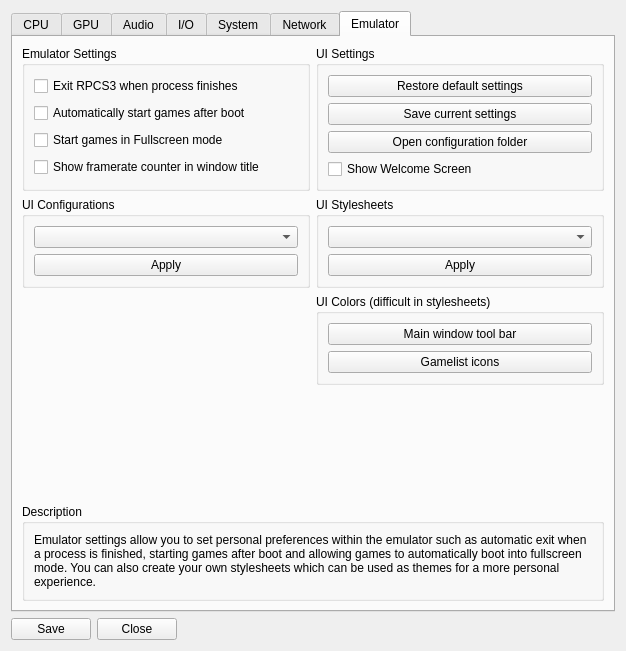
Old version of the form rpcs3/rpcs3qt/settings_dialog.ui in the repository RPCS3/rpcs3.
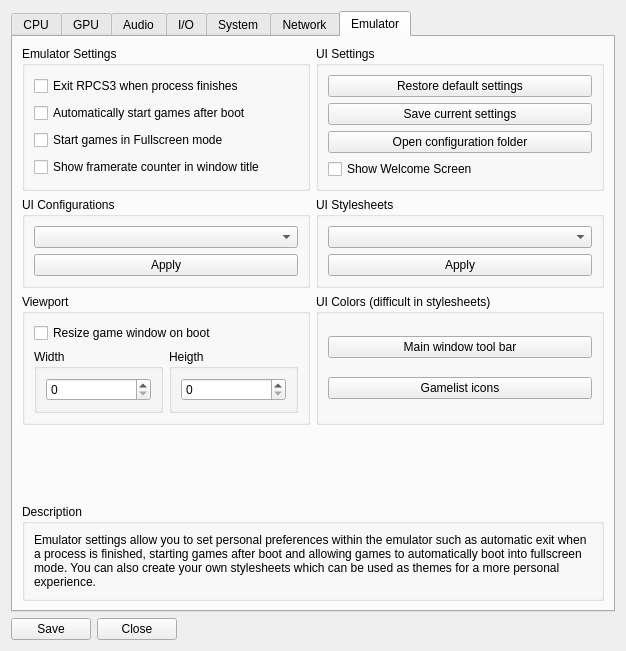
New version of the form. The open tabs and pages were chosen to show the change. Icons and pictures are not drawn.

Commit message: Add game window resize on boot

Diff of the .ui file:
```diff
--- a/rpcs3/rpcs3qt/settings_dialog.ui
+++ b/rpcs3/rpcs3qt/settings_dialog.ui
@@ -1151,7 +1151,89 @@
        <item>
         <layout class="QHBoxLayout" name="horizontalLayout_19">
          <item>
-          <widget class="QWidget" name="widget_6" native="true"/>
+          <widget class="QGroupBox" name="groupBox_3">
+           <property name="title">
+            <string>Viewport</string>
+           </property>
+           <layout class="QVBoxLayout" name="verticalLayout_50">
+            <item>
+             <widget class="QCheckBox" name="gs_resizeOnBoot">
+              <property name="text">
+               <string>Resize game window on boot</string>
+              </property>
+             </widget>
+            </item>
+            <item>
+             <layout class="QHBoxLayout" name="horizontalLayout_20">
+              <item>
+               <widget class="QGroupBox" name="groupBox_4">
+                <property name="title">
+                 <string>Width</string>
+                </property>
+                <layout class="QVBoxLayout" name="verticalLayout_49">
+                 <item>
+                  <widget class="QSpinBox" name="gs_width">
+                   <property name="accelerated">
+                    <bool>true</bool>
+                   </property>
+                   <property name="correctionMode">
+                    <enum>QAbstractSpinBox::CorrectToNearestValue</enum>
+                   </property>
+                   <property name="keyboardTracking">
+                    <bool>false</bool>
+                   </property>
+                   <property name="minimum">
+                    <number>0</number>
+                   </property>
+                   <property name="maximum">
+                    <number>9999</number>
+                   </property>
+                   <property name="value">
+                    <number>0</number>
+                   </property>
+                  </widget>
+                 </item>
+                </layout>
+               </widget>
+              </item>
+              <item>
+               <widget class="QGroupBox" name="groupBox_5">
+                <property name="title">
+                 <string>Heigth</string>
+                </property>
+                <layout class="QVBoxLayout" name="verticalLayout_48">
+                 <item>
+                  <widget class="QSpinBox" name="gs_height">
+                   <property name="frame">
+                    <bool>true</bool>
+                   </property>
+                   <property name="accelerated">
+                    <bool>true</bool>
+                   </property>
+                   <property name="correctionMode">
+                    <enum>QAbstractSpinBox::CorrectToNearestValue</enum>
+                   </property>
+                   <property name="keyboardTracking">
+                    <bool>false</bool>
+                   </property>
+                   <property name="minimum">
+                    <number>0</number>
+                   </property>
+                   <property name="maximum">
+                    <number>9999</number>
+                   </property>
+                   <property name="value">
+                    <number>0</number>
+                   </property>
+                  </widget>
+                 </item>
+                </layout>
+               </widget>
+              </item>
+             </layout>
+            </item>
+           </layout>
+          </widget>
          </item>
          <item>
           <widget class="QGroupBox" name="groupBox_2">
```
Left out of the diff: 2 changed lines with no effect on the pictures. The commit also changes 6 other files.
